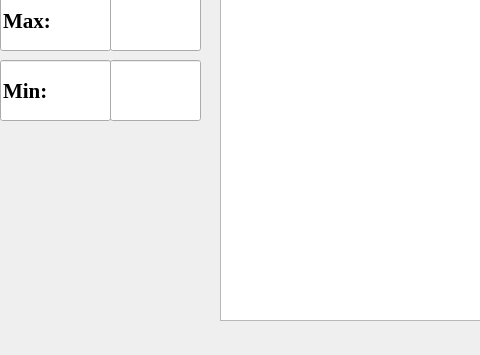
Old version of the form pcap.ui in the repository amgalan6614/packet; both pictures show x 0 to 480 and y 230 to 585 of the 1145 by 585 pixel window.
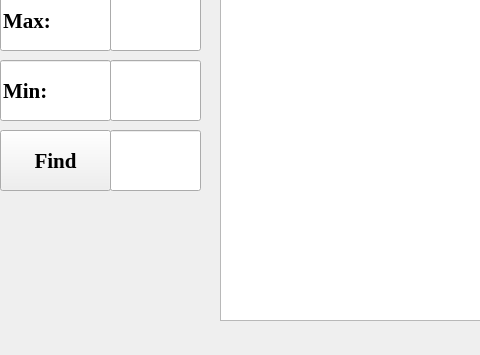
New version of the form.

```diff
--- a/pcap.ui
+++ b/pcap.ui
@@ -163,6 +163,37 @@
      </font>
     </property>
    </widget>
+   <widget class="QLineEdit" name="lineEdit_4">
+    <property name="geometry">
+     <rect>
+      <x>110</x>
+      <y>360</y>
+      <width>91</width>
+      <height>61</height>
+     </rect>
+    </property>
+   </widget>
+   <widget class="QPushButton" name="pushButton_2">
+    <property name="geometry">
+     <rect>
+      <x>0</x>
+      <y>360</y>
+      <width>111</width>
+      <height>61</height>
+     </rect>
+    </property>
+    <property name="font">
+     <font>
+      <pointsize>16</pointsize>
+     </font>
+    </property>
+    <property name="toolTip">
+     <string>&lt;html&gt;&lt;head/&gt;&lt;body&gt;&lt;p&gt;&lt;br/&gt;&lt;/p&gt;&lt;/body&gt;&lt;/html&gt;</string>
+    </property>
+    <property name="text">
+     <string>Find</string>
+    </property>
+   </widget>
   </widget>
   <widget class="QStatusBar" name="statusbar"/>
   <action name="PCAPOPEN">
```
